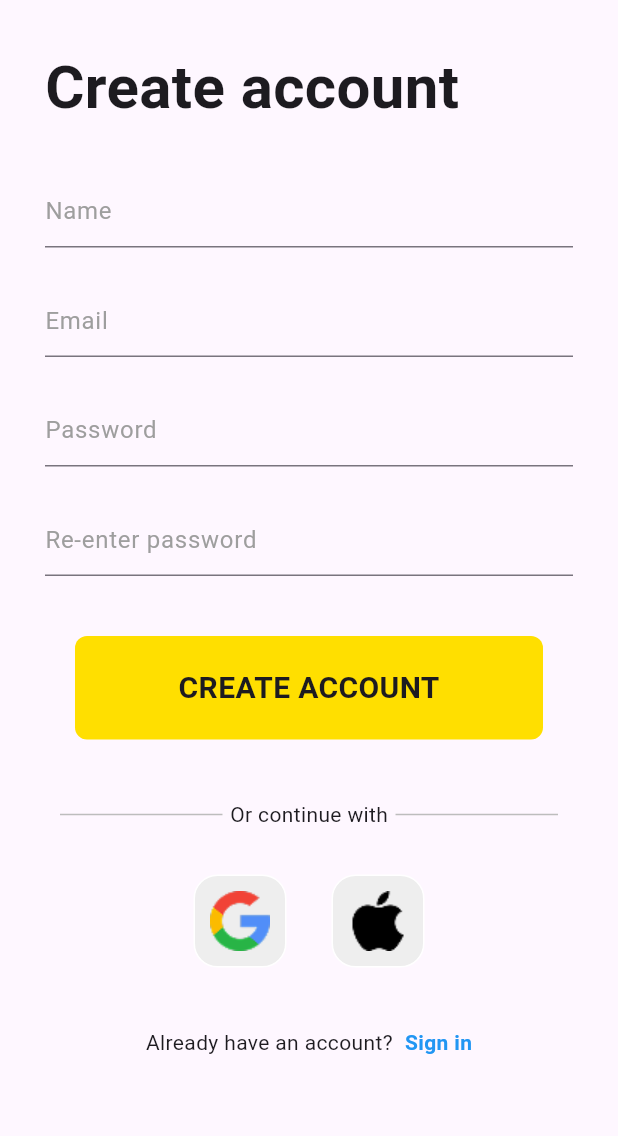
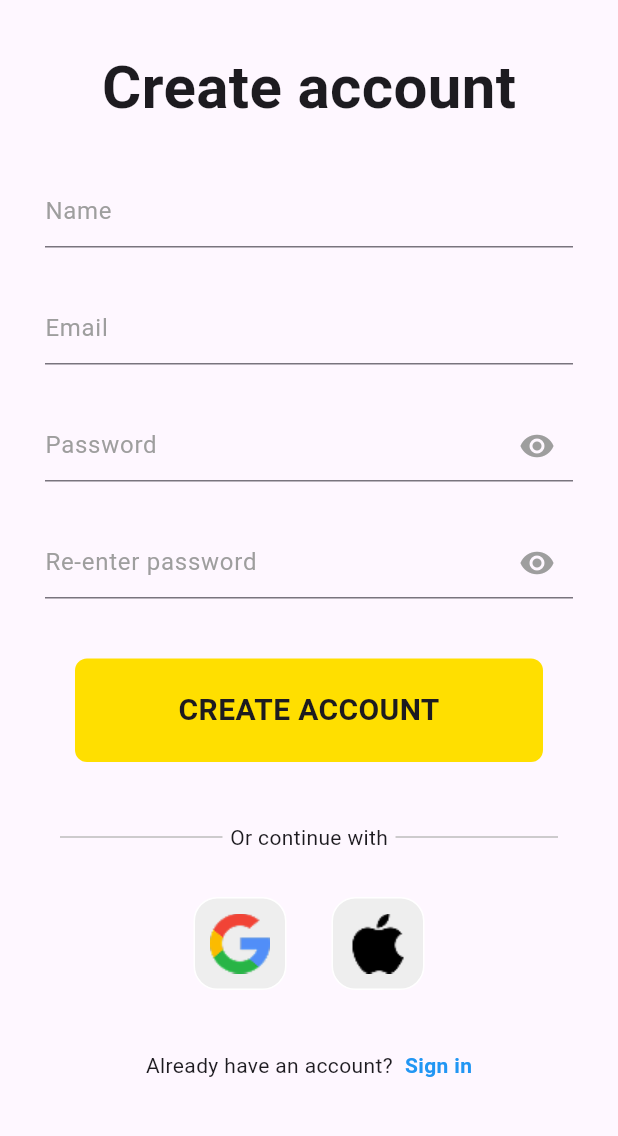
Before and after one commit to haythamEzzahir/PFE, a Flutter app: the CreateAccount screen opened directly, on a phone screen of 412 x 824 dp, the part 84-1220 px from its top. Run offline on Flutter 3.47's test engine with Material 3 defaults, Android fonts, the phone set to English and light mode, and no system bars; our stand-ins replace cloud_firestore, firebase_auth, firebase_core, google_sign_in; accounts and stored records are empty.

Commit message:
togglePasswordVisibility added to the password

```diff
--- a/bus_tracker/lib/pages/constants.dart
+++ b/bus_tracker/lib/pages/constants.dart
@@ -206,6 +206,7 @@ class CustomTextField extends StatefulWidget {
   final TextStyle? labelStyle;
   final TextInputType keyboardType;
   final String? Function(String?)? validator;
+  final String? errorText;
 
   const CustomTextField({
     super.key,
@@ -215,6 +216,7 @@ class CustomTextField extends StatefulWidget {
     this.labelStyle,
     this.keyboardType = TextInputType.text,
     this.validator,
+    this.errorText,
   });
 
   @override
@@ -222,14 +224,22 @@ class CustomTextField extends StatefulWidget {
 }
 
 class _CustomTextFieldState extends State<CustomTextField> {
-  String? _errorText;
+  String? _internalErrorText;
+  bool _obscureText = true; // State variable to toggle password visibility
 
   void validateInput(String value) {
     if (widget.validator != null) {
       setState(() {
-        _errorText = widget.validator!(value);
+        _internalErrorText = widget.validator!(value);
       });
     }
+  }
+
+  // Function to toggle password visibility
+  void _togglePasswordVisibility() {
+    setState(() {
+      _obscureText = !_obscureText;
+    });
   }
 
   @override
@@ -239,7 +249,7 @@ class _CustomTextFieldState extends State<CustomTextField> {
       children: [
         TextFormField(
           controller: widget.controller,
-          obscureText: widget.isPassword,
+          obscureText: widget.isPassword ? _obscureText : false, // Control visibility for password fields
           keyboardType: widget.keyboardType,
           onChanged: validateInput,
           decoration: InputDecoration(
@@ -251,7 +261,16 @@ class _CustomTextFieldState extends State<CustomTextField> {
                 ),
             border: const UnderlineInputBorder(),
             contentPadding: const EdgeInsets.only(bottom: 5.0),
-            errorText: _errorText, // Dynamically displays the error message
+            errorText: widget.errorText ?? _internalErrorText, // Dynamically displays the error message
+            suffixIcon: widget.isPassword
+                ? IconButton(
+                    icon: Icon(
+                      _obscureText ? Icons.visibility : Icons.visibility_off,
+                      color: Colors.grey,
+                    ),
+                    onPressed: _togglePasswordVisibility,
+                  )
+                : null, // Show eye icon only for password fields
           ),
         ),
       ],
--- a/bus_tracker/lib/pages/creatAccount.dart
+++ b/bus_tracker/lib/pages/creatAccount.dart
@@ -59,7 +59,7 @@ class _CreateAccountState extends State<CreateAccount> {
           child: Form(
             key: _formKey,
             child: Column(
-                crossAxisAlignment: CrossAxisAlignment.start,
+              crossAxisAlignment: CrossAxisAlignment.center,
               children: [
                 const Text(
                   "Create account",
@@ -80,7 +80,7 @@ class _CreateAccountState extends State<CreateAccount> {
                     return null;
                   },
                 ),
-                  const SizedBox(height: 25),
+                const SizedBox(height: 30),
                 CustomTextField(
                   labelText: 'Email',
                   keyboardType: TextInputType.emailAddress,
@@ -95,7 +95,7 @@ class _CreateAccountState extends State<CreateAccount> {
                     return null;
                   },
                 ),
-                  const SizedBox(height: 25),
+                const SizedBox(height: 30),
                 CustomTextField(
                   labelText: 'Password',
                   isPassword: true,
@@ -104,10 +104,16 @@ class _CreateAccountState extends State<CreateAccount> {
                     if (value == null || value.isEmpty) {
                       return 'Please enter a password';
                     }
+                    if (value.length < 8) {
+                      return 'Password must be at least 8 characters long';
+                    }
+                    if (!RegExp(r'^(?=.*[A-Za-z])(?=.*\d)').hasMatch(value)) {
+                      return 'Password must contain letters and numbers';
+                    }
                     return null;
                   },
                 ),
-                  const SizedBox(height: 25),
+                const SizedBox(height: 30),
                 CustomTextField(
                   labelText: 'Re-enter password',
                   isPassword: true,
--- a/bus_tracker/lib/pages/view_buses.dart
+++ b/bus_tracker/lib/pages/view_buses.dart
@@ -47,7 +47,7 @@ class _ViewBusesState extends State<ViewBuses> {
         setState(() => userName = "Name not available");
       }
     } else {
-      setState(() => userName = "No Data Found");
+      setState(() => userName = "Enter your name");
     }
   } catch (e) {
     print("Error fetching user name: $e");
```
Also changed, not shown: bus_tracker/lib/pages/forgotPasswordPage.dart (+20 -6 lines), bus_tracker/lib/pages/login.dart (+27 -34 lines), bus_tracker/pubspec.lock, 4 other files. Lines whose indentation alone changed are shown as unchanged.
